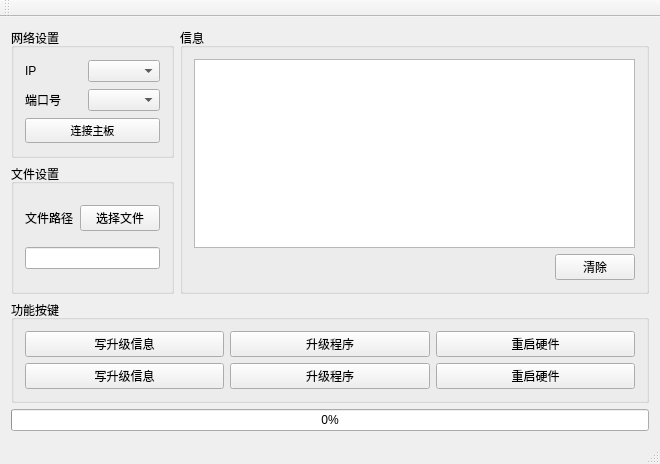
Qt form mainwindow.ui (KingChenFY/ZW_JXB_IAP_TOOL) before a commit.
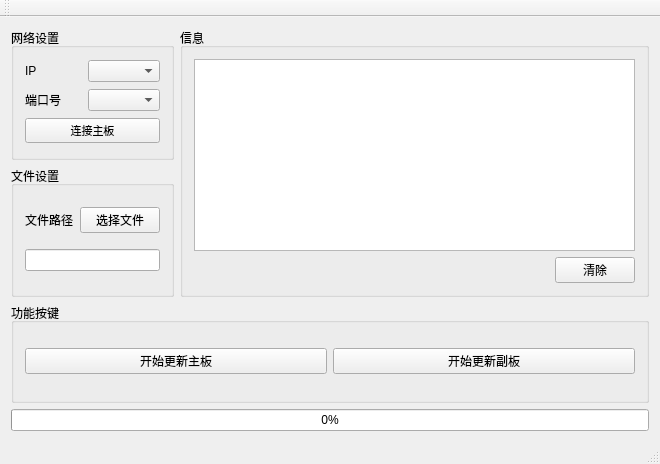
The same form after that commit. Icons and pictures are not drawn.

Commit message: 主板IAP功能完成，测试通过

```diff
--- a/mainwindow.ui
+++ b/mainwindow.ui
@@ -125,45 +125,17 @@
        <string>功能按键</string>
       </property>
       <layout class="QGridLayout" name="gridLayout_3">
-       <item row="2" column="0">
+       <item row="0" column="1">
         <widget class="QPushButton" name="btn_write_2">
          <property name="text">
-          <string>写升级信息</string>
+          <string>开始更新副板</string>
          </property>
         </widget>
        </item>
-       <item row="2" column="1">
-        <widget class="QPushButton" name="btn_update_2">
-         <property name="text">
-          <string>升级程序</string>
-         </property>
-        </widget>
-       </item>
-       <item row="1" column="0">
+       <item row="0" column="0">
         <widget class="QPushButton" name="btn_write">
          <property name="text">
-          <string>写升级信息</string>
-         </property>
-        </widget>
-       </item>
-       <item row="1" column="1">
-        <widget class="QPushButton" name="btn_update">
-         <property name="text">
-          <string>升级程序</string>
-         </property>
-        </widget>
-       </item>
-       <item row="2" column="3">
-        <widget class="QPushButton" name="btn_reset_2">
-         <property name="text">
-          <string>重启硬件</string>
-         </property>
-        </widget>
-       </item>
-       <item row="1" column="3">
-        <widget class="QPushButton" name="btn_reset">
-         <property name="text">
-          <string>重启硬件</string>
+          <string>开始更新主板</string>
          </property>
         </widget>
        </item>
```
Left out of the diff: 6 changed lines with no effect on the pictures. The commit also changes 3 other files.
